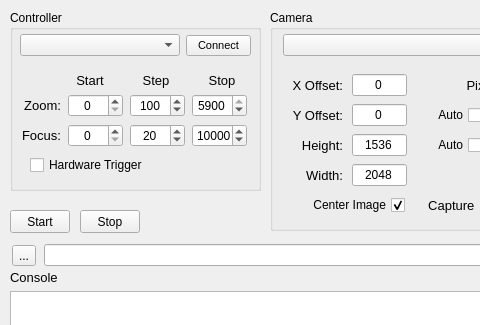
The window that capture_gui/src/capture_gui.ui (NSWC-Crane/passive_range) describes before a commit, drawn with Qt 5; both pictures show x 0 to 480 and y 0 to 325 of the 640 by 600 pixel window.
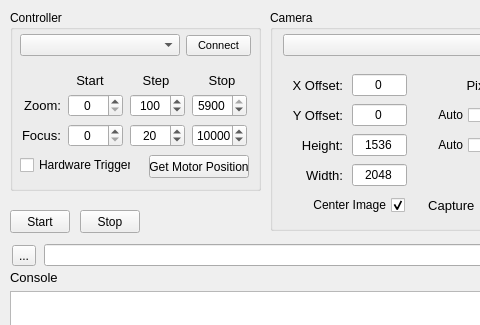
The same window after the commit.

Commit message: adding get motor position button

Patch:
```diff
--- a/capture_gui/src/capture_gui.ui
+++ b/capture_gui/src/capture_gui.ui
@@ -529,9 +529,9 @@
     <widget class="QWidget" name="horizontalLayoutWidget_15">
      <property name="geometry">
       <rect>
-       <x>20</x>
+       <x>10</x>
        <y>140</y>
-       <width>121</width>
+       <width>111</width>
        <height>31</height>
       </rect>
      </property>
@@ -545,6 +545,31 @@
       </item>
      </layout>
     </widget>
+    <widget class="QPushButton" name="motor_position">
+     <property name="geometry">
+      <rect>
+       <x>139</x>
+       <y>145</y>
+       <width>100</width>
+       <height>23</height>
+      </rect>
+     </property>
+     <property name="minimumSize">
+      <size>
+       <width>100</width>
+       <height>0</height>
+      </size>
+     </property>
+     <property name="maximumSize">
+      <size>
+       <width>100</width>
+       <height>16777215</height>
+      </size>
+     </property>
+     <property name="text">
+      <string>Get Motor Position</string>
+     </property>
+    </widget>
    </widget>
    <widget class="QGroupBox" name="camera_gb">
     <property name="geometry">
```
The commit also changes 2 other files.
